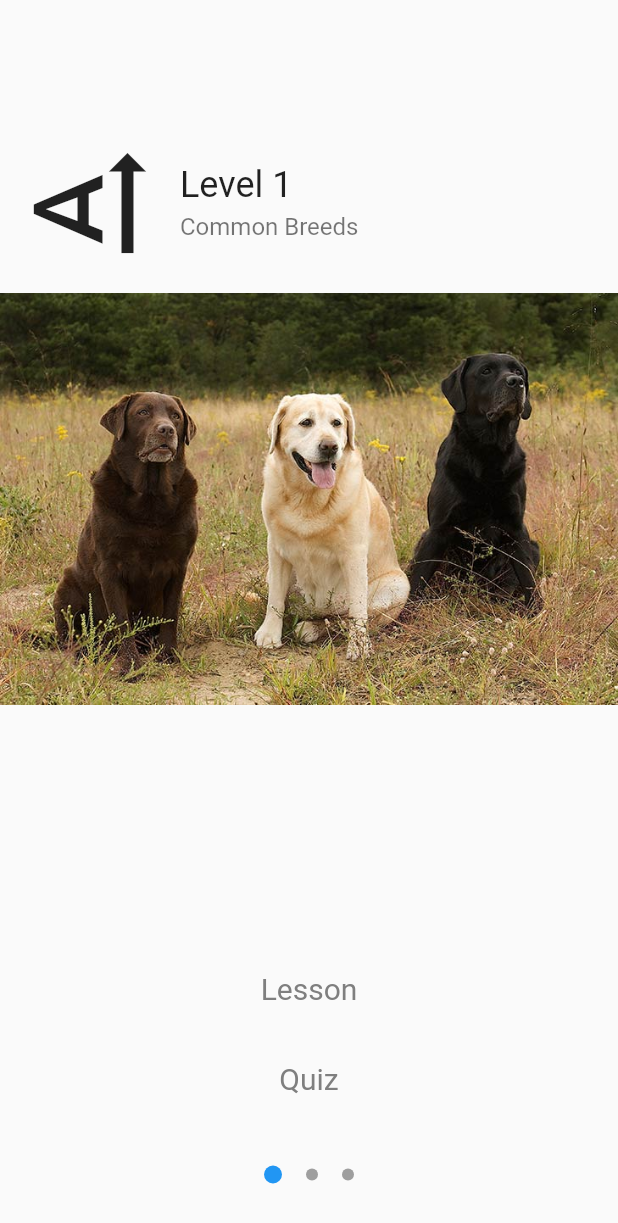
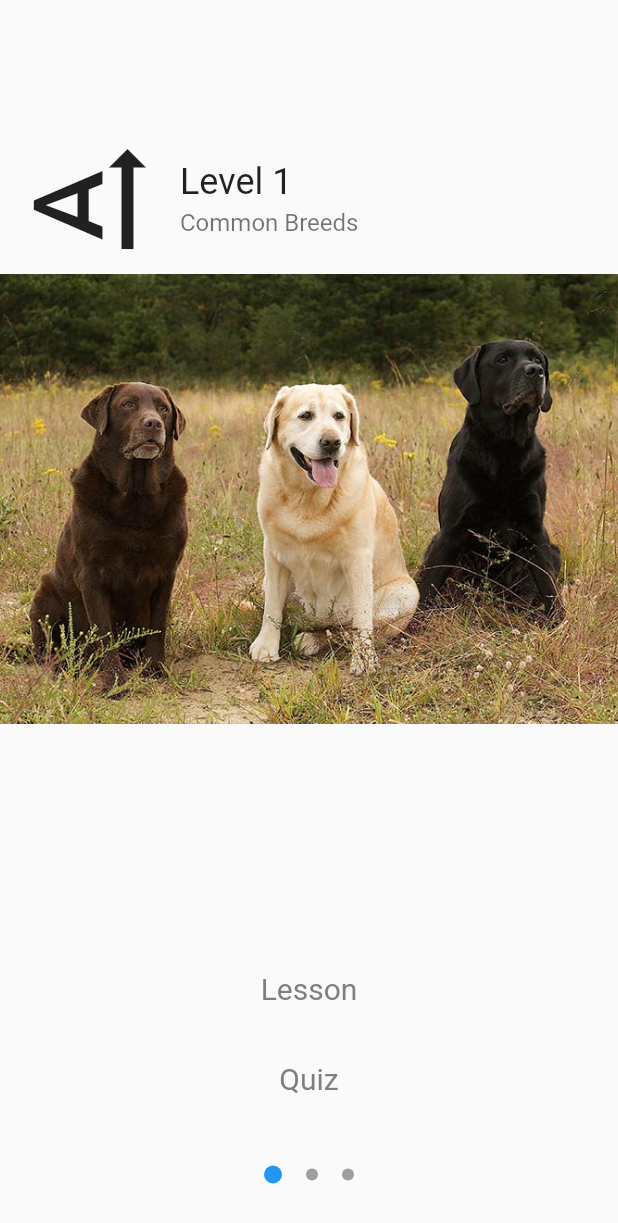
Before and after one commit to ImperialOctopus/dog-breed-game, a Flutter app: the LevelSelectScreen screen opened by its route, on a phone screen of 412 x 824 dp. Shown: the top 1223 px of the screen. Run offline on Flutter 3.47's test engine with Material 2 defaults, Android fonts, the phone set to English and light mode, and no system bars.

Commit message:
Layout image on page screen

```diff
--- a/lib/screen/learn/level_select/level_select_page.dart
+++ b/lib/screen/learn/level_select/level_select_page.dart
@@ -13,7 +13,6 @@ class LevelSelectPage extends StatelessWidget {
   @override
   Widget build(BuildContext context) {
     return Column(
-      mainAxisAlignment: MainAxisAlignment.center,
       children: [
         const Spacer(),
         Row(
@@ -42,12 +41,21 @@ class LevelSelectPage extends StatelessWidget {
             )
           ],
         ),
-        Padding(
-          padding: const EdgeInsets.symmetric(vertical: 10),
-          child: Container(
-            child: Image.asset(level.imagePath, fit: BoxFit.cover),
+        SizedBox(
+          height: 300,
+          width: double.infinity,
+          child: FittedBox(
+            fit: BoxFit.cover,
+            clipBehavior: Clip.hardEdge,
+            child: Image.asset(
+              level.imagePath,
+            ),
           ),
         ),
+
+        //child: Image.asset(level.imagePath),
+
+        //child: Image.asset(level.imagePath),
         Padding(
           padding: const EdgeInsets.symmetric(horizontal: 10, vertical: 10),
           child: Text(level.description),
```
